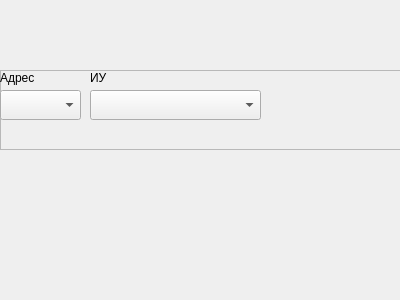
The window that m_cfg/unitWidgets/widget_rlm_c.ui (xXRadioHeadXx/start7) describes before a commit, drawn with Qt 5.
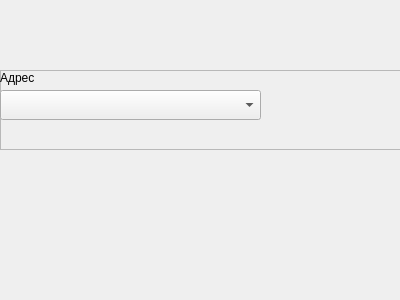
The same window after the commit.

Patch:
```diff
--- a/m_cfg/unitWidgets/widget_rlm_c.ui
+++ b/m_cfg/unitWidgets/widget_rlm_c.ui
@@ -28,25 +28,12 @@
    <property name="frameShadow">
     <enum>QFrame::Raised</enum>
    </property>
-   <widget class="QLabel" name="label_103">
-    <property name="geometry">
-     <rect>
-      <x>90</x>
-      <y>0</y>
-      <width>71</width>
-      <height>16</height>
-     </rect>
-    </property>
-    <property name="text">
-     <string>ИУ</string>
-    </property>
-   </widget>
    <widget class="QComboBox" name="Num1">
     <property name="geometry">
      <rect>
       <x>0</x>
       <y>20</y>
-      <width>81</width>
+      <width>261</width>
       <height>30</height>
      </rect>
     </property>
@@ -67,19 +54,6 @@
      <string>Адрес</string>
     </property>
    </widget>
-   <widget class="QComboBox" name="Num2">
-    <property name="geometry">
-     <rect>
-      <x>90</x>
-      <y>20</y>
-      <width>171</width>
-      <height>30</height>
-     </rect>
-    </property>
-    <property name="sizeAdjustPolicy">
-     <enum>QComboBox::AdjustToMinimumContentsLengthWithIcon</enum>
-    </property>
-   </widget>
   </widget>
  </widget>
  <resources/>
```
